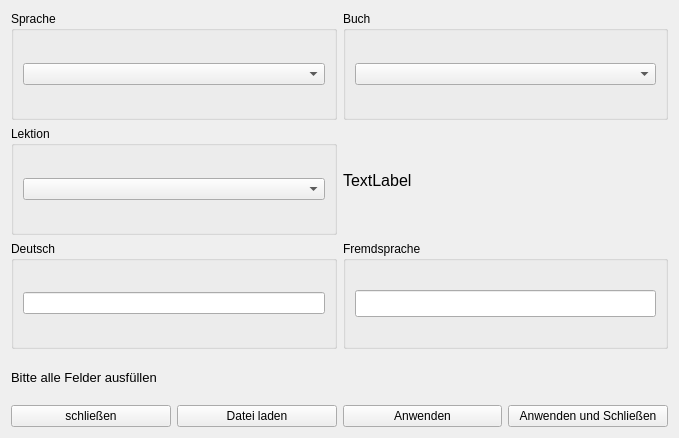
Old version of the form UIs/WindowVokabelAnlegen.ui in the repository JPaehr/VokabelTrainer.
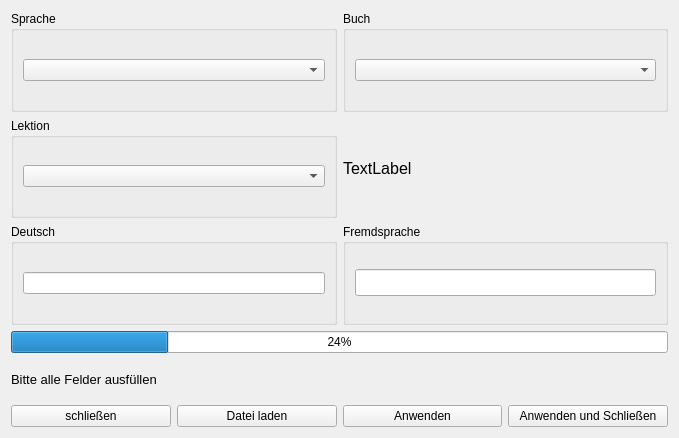
New version of the form.

The edit to the form file:
```diff
--- a/UIs/WindowVokabelAnlegen.ui
+++ b/UIs/WindowVokabelAnlegen.ui
@@ -15,7 +15,7 @@
   </property>
   <layout class="QVBoxLayout" name="verticalLayout_2">
    <item>
-    <layout class="QVBoxLayout" name="verticalLayout" stretch="5,5,5,2,0">
+    <layout class="QVBoxLayout" name="verticalLayout" stretch="5,5,5,0,2,0">
      <item>
       <layout class="QHBoxLayout" name="horizontalLayout">
        <item>
@@ -106,6 +106,13 @@
        </item>
       </layout>
      </item>
+     <item>
+      <widget class="QProgressBar" name="pBFileVok">
+       <property name="value">
+        <number>24</number>
+       </property>
+      </widget>
+     </item>
      <item>
       <widget class="QLabel" name="labFelderAusfuellen">
        <property name="font">
```
